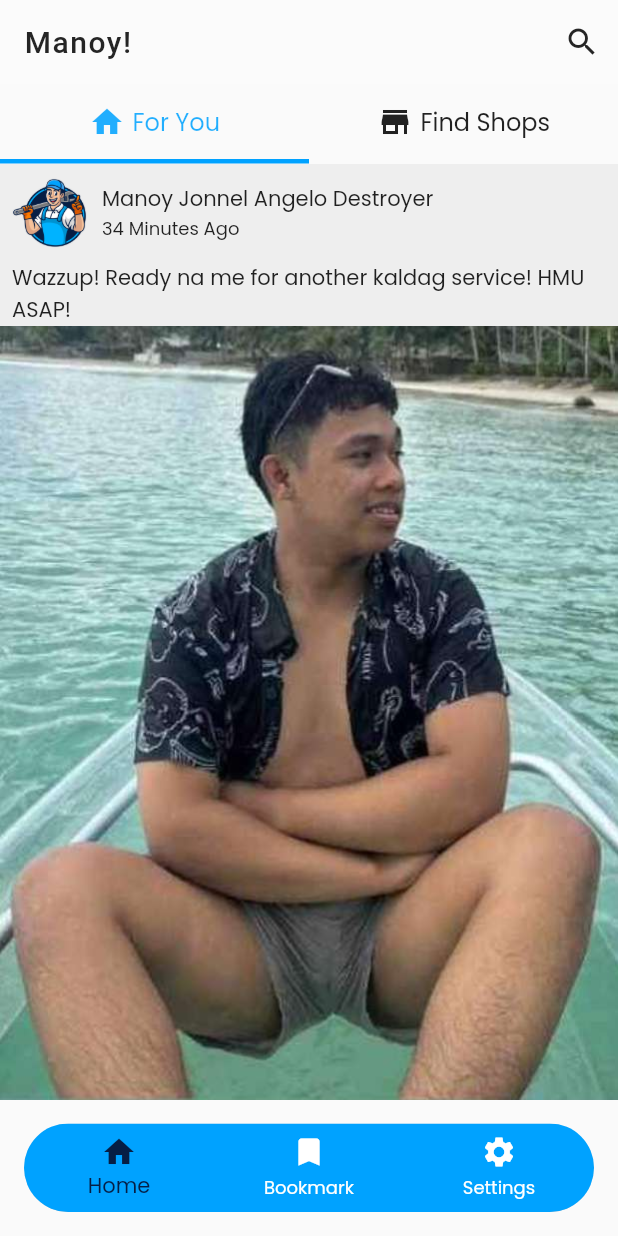
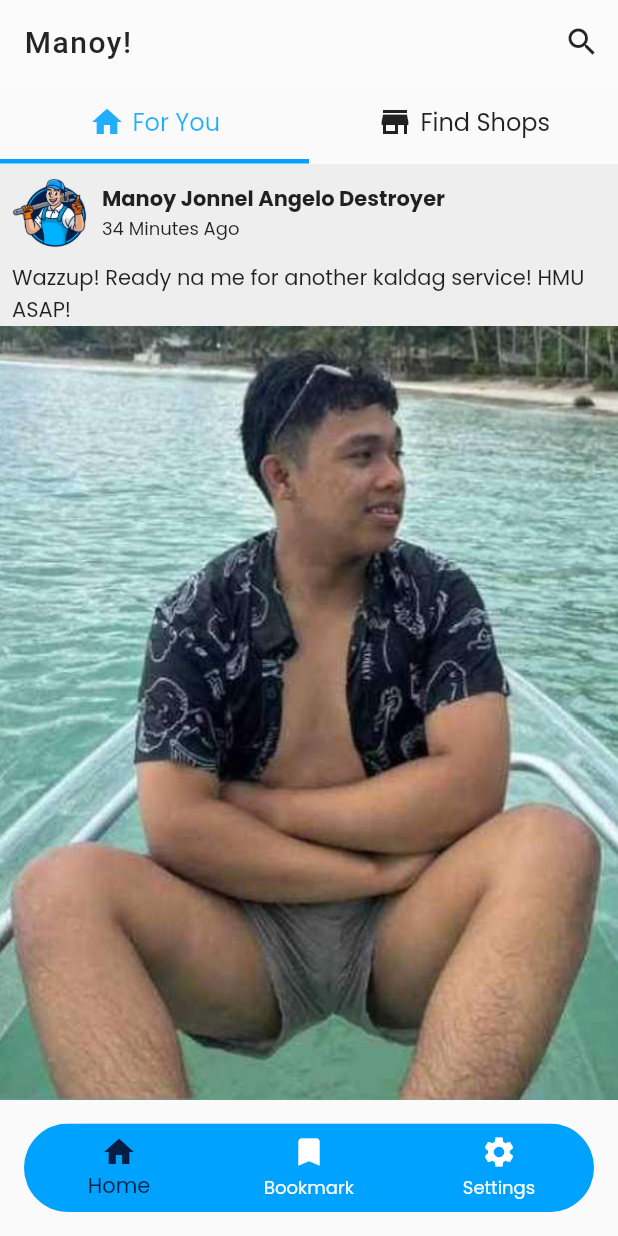
Before and after one commit to JonathanMoralde/manoy_app, a Flutter app: the screen it shows after launch, after a tap on "SIGN IN", after a tap on "For You", on a phone screen of 412 x 824 dp. Run offline on Flutter 3.47's test engine with Material 2 defaults, Android fonts, the phone set to English and light mode, and no system bars; drawn by our look-alikes of flutter_animate; our stand-ins replace flutter_riverpod, google_fonts.

Commit message:
bookmark page, shopview page, findShops tab

```diff
--- a/lib/pages/home/home_findShops.dart
+++ b/lib/pages/home/home_findShops.dart
@@ -1,5 +1,6 @@
 import 'package:flutter/material.dart';
 import 'package:manoy_app/widgets/filterBtns.dart';
+import 'package:manoy_app/widgets/shopCard.dart';
 
 class FindShops extends StatelessWidget {
   const FindShops({super.key});
@@ -12,7 +13,34 @@ class FindShops extends StatelessWidget {
           padding: const EdgeInsets.symmetric(vertical: 8),
           child: FilterBtns(),
         ),
-        Text("test")
+        ShopCard(
+          name: "Jonnel Angel Red",
+          address: "Polangui Albay",
+        ),
+        const SizedBox(
+          height: 10,
+        ),
+        ShopCard(
+          name: "Jonnel Angel Red",
+          address: "Polangui Albay",
+        ),
+        const SizedBox(
+          height: 10,
+        ),
+        ShopCard(
+          name: "Jonnel Angel Red",
+          address: "Polangui Albay",
+        ),
+        const SizedBox(
+          height: 10,
+        ),
+        ShopCard(
+          name: "Jonnel Angel Red",
+          address: "Polangui Albay",
+        ),
+        const SizedBox(
+          height: 10,
+        ),
       ],
     );
   }
--- a/lib/widgets/filterBtns.dart
+++ b/lib/widgets/filterBtns.dart
@@ -87,7 +87,7 @@ class FilterBtns extends ConsumerWidget {
       "TAGA TUHOG"
     ];
     return Padding(
-      padding: const EdgeInsets.only(left: 16),
+      padding: const EdgeInsets.only(left: 8),
       child: SizedBox(
         height: 45,
         child: ListView.builder(
--- a/lib/widgets/postCard.dart
+++ b/lib/widgets/postCard.dart
@@ -27,7 +27,10 @@ class PostCard extends StatelessWidget {
                 const Column(
                   crossAxisAlignment: CrossAxisAlignment.start,
                   children: [
-                    Text("Manoy Jonnel Angelo Destroyer"),
+                    Text(
+                      "Manoy Jonnel Angelo Destroyer",
+                      style: TextStyle(fontWeight: FontWeight.w700),
+                    ),
                     Text(
                       "34 Minutes Ago",
                       style: TextStyle(fontSize: 12),
--- /dev/null
+++ b/lib/widgets/shopCard.dart
@@ -0,0 +1,85 @@
+import 'package:flutter/material.dart';
+import 'package:flutter_riverpod/flutter_riverpod.dart';
+import 'package:manoy_app/pages/profile/shopView.dart';
+
+class ShopCard extends ConsumerWidget {
+  final String name;
+  final String address;
+  final double? height;
+  const ShopCard(
+      {super.key, required this.name, required this.address, this.height});
+
+  @override
+  Widget build(BuildContext context, WidgetRef ref) {
+    void handleTap() {
+      Navigator.of(context).push(
+        MaterialPageRoute(builder: (BuildContext context) {
+          return ShopView();
+        }),
+      );
+    }
+
+    return GestureDetector(
+      onTap: () {
+        handleTap();
+      },
+      child: Padding(
+        padding: const EdgeInsets.symmetric(horizontal: 8),
+        child: Container(
+          width: double.infinity,
+          height: height ?? 100,
+          decoration: BoxDecoration(
+              color: Colors.grey.shade200,
+              borderRadius: BorderRadius.circular(8)),
+          child: Row(
+            children: [
+              Expanded(
+                flex: 1,
+                child: ClipRRect(
+                  borderRadius: BorderRadius.only(
+                    topLeft: Radius.circular(8),
+                    bottomLeft: Radius.circular(8),
+                  ),
+                  child: Image.asset(
+                    'lib/images/testImage.jpg',
+                    fit: BoxFit.cover,
+                  ),
+                ),
+              ),
+              const SizedBox(
+                width: 5,
+              ),
+              Expanded(
+                flex: 2,
+                child: Padding(
+                  padding: const EdgeInsets.all(8.0),
+                  child: Column(
+                    crossAxisAlignment: CrossAxisAlignment.start,
+                    children: [
+                      Text(
+                        name,
+                        style: TextStyle(fontWeight: FontWeight.w700),
+                      ),
+                      Text(
+                        "5/5 Ratings",
+                        style: TextStyle(fontSize: 12),
+                      ),
+                      Text(
+                        address,
+                        style: TextStyle(fontSize: 12),
+                      ),
+                      Text(
+                        "Accessories & Repair Services",
+                        style: TextStyle(fontSize: 12),
+                      )
+                    ],
+                  ),
+                ),
+              ),
+            ],
+          ),
+        ),
+      ),
+    );
+  }
+}
--- a/pubspec.yaml
+++ b/pubspec.yaml
@@ -38,6 +38,7 @@ dependencies:
   flutter_riverpod: ^2.3.6
   cached_network_image: ^3.1.0
   flutter_animate: ^4.2.0+1
+  flutter_rating_bar: ^4.0.1
 
 dev_dependencies:
   flutter_test:
```
Also changed, not shown: lib/pages/bookmark/bookmark.dart (added, +45 -0 lines), lib/pages/profile/profileView.dart (added, +121 -0 lines), lib/pages/profile/shopView.dart (added, +137 -0 lines), lib/pages/profile/shopView_ViewAs.dart (added, +137 -0 lines), lib/pages/profile/shopView_message.dart (added, +10 -0 lines), lib/widgets/bottomNav.dart (+16 -0 lines), lib/widgets/searchPage.dart (+27 -8 lines), lib/images/cover.png (added), pubspec.lock.
